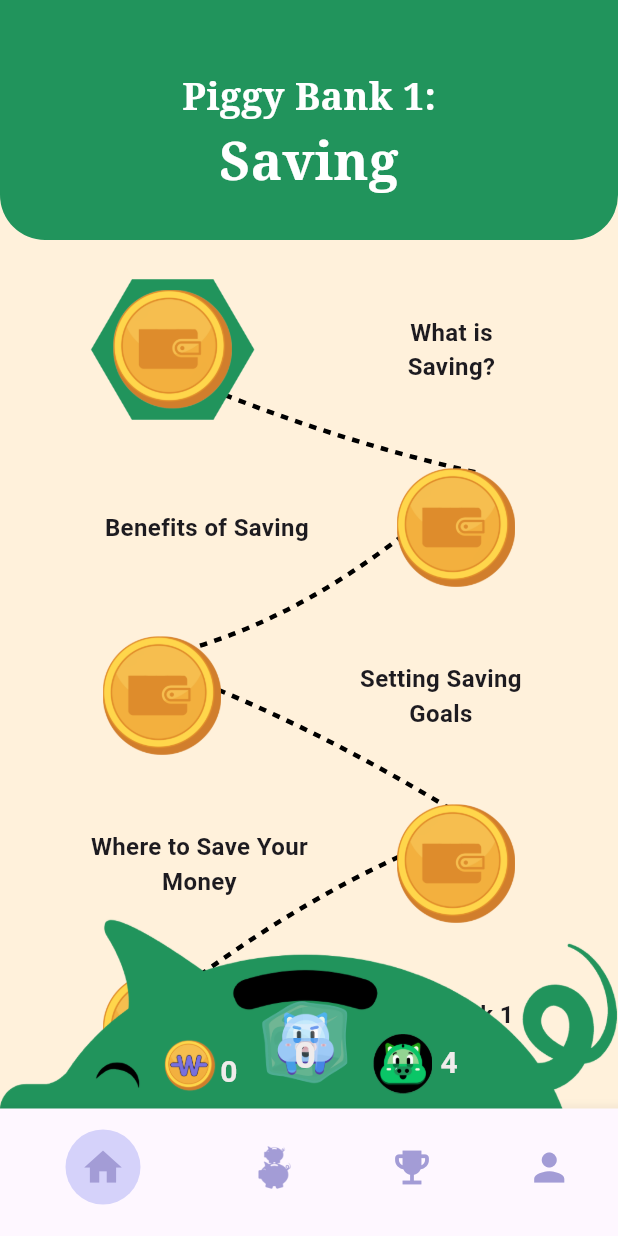
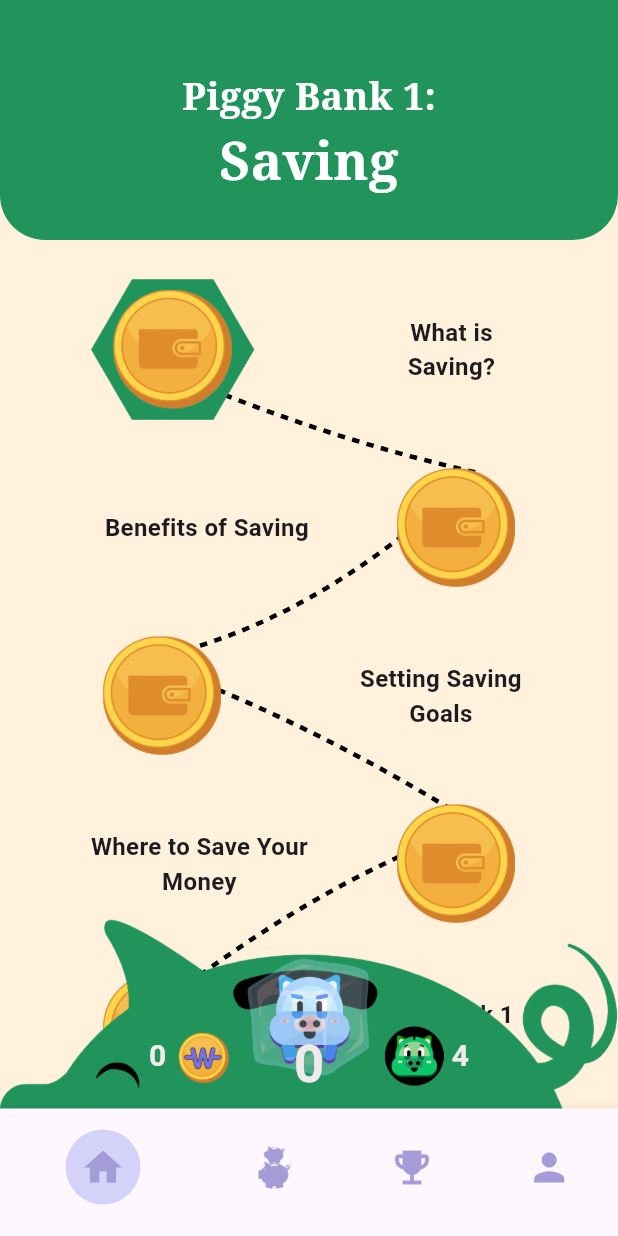
Before and after one commit to Mohamed-Amara/CoinWaFront-KMA-Q125, a Flutter app: the LobbyPage screen opened directly, on a phone screen of 412 x 824 dp. Run offline on Flutter 3.47's test engine with Material 3 defaults, Android fonts, the phone set to English and light mode, and no system bars; our stand-ins replace animated_text_kit, confetti, dotted_border, flutter_secure_storage, jwt_decoder, path_drawing and 4 more; accounts and stored records are empty; network calls fail; project files that could hold a hidden picture were left out.

Commit message:
Update lobby.dart

```diff
--- a/lib/lobby.dart
+++ b/lib/lobby.dart
@@ -69,7 +69,6 @@ List<String> titles = [
       return const Color(0xff21945C);
   }
 }
-
 
 class LobbyPage extends StatefulWidget {
   const LobbyPage({super.key});
@@ -209,100 +208,108 @@ class _LobbyPageState extends State<LobbyPage> {
                       ),
                     ),
                     Padding(
-                      padding: const EdgeInsets.only(bottom: 10.0),
+                      padding: const EdgeInsets.only(
+                          bottom: 15), // Keep overall position
                       child: Row(
                         mainAxisAlignment: MainAxisAlignment.center,
-                        crossAxisAlignment: CrossAxisAlignment.end,
+                        crossAxisAlignment: CrossAxisAlignment
+                            .end, // Ensure all elements align at the bottom
                         children: [
-                          Image.asset(
-                            'assets/wacoin.png', // This is the amount of coins the user has
-                            width: 40,
-                            height: 40,
-                          ),
-                          Consumer<CoinProvider>(
-                            builder:
-                                (BuildContext context, coinProvider, child) {
-                              return Text(
-                                '${coinProvider.coin}', // Uses provider to fetch the database for the amount of coins the user has and displays it
+                          // Coins (Text → Icon)
+                          Row(
+                            children: [
+                              Text(
+                                '${context.watch<CoinProvider>().coin}',
                                 style: const TextStyle(
                                   color: Color(0xFFEFEBEB),
                                   fontSize: 20,
                                   fontWeight: FontWeight.bold,
                                 ),
-                              );
-                            },
                               ),
-                          const SizedBox(width: 10),
-                          Consumer<ProfileProvider>(
-                            builder: (context, profileProvider, child) {
-                              String imageAsset;
+                              const SizedBox(width: 5),
+                              Image.asset(
+                                'assets/wacoin.png',
+                                width: 40,
+                                height: 40,
+                              ),
+                            ],
+                          ),
 
-                              // Default to ice_wawa.png if no streak or any other condition is met
-                              if (profileProvider.streak >= 30) {
-                                imageAsset =
-                                    'assets/very_fire_wawa.png'; // 1 month streak
-                              } else if (profileProvider.streak >= 7) {
-                                imageAsset =
-                                    'assets/fire_wawa.png'; // 1 week streak
-                              } else if (profileProvider.streak >= 5) {
-                                imageAsset =
-                                    'assets/slight_fire_wawa.png'; // 5 day streak
-                              } else if (profileProvider.streak >= 3) {
-                                imageAsset = 'assets/wawa.png'; // 3 day streak
-                              } else if (profileProvider.streak >= 1) {
-                                imageAsset =
-                                    'assets/ice_wawa.png'; // 1 day streak
+                          const SizedBox(
+                              width:
+                                  0), // Reduced spacing to bring everything closer
+
+                          // Streak (Icon Below, Number Above)
+                          Column(
+                            mainAxisSize: MainAxisSize.min,
+                            children: [
+                              // Wrap the image in a Transform widget to move it downward
+                              Transform.translate(
+                                offset: const Offset(0,
+                                    55), // Adjust the Y offset to move the icon down
+                                child: Image.asset(
+                                  () {
+                                    if (context
+                                            .watch<ProfileProvider>()
+                                            .streak >=
+                                        30) {
+                                      return 'assets/very_fire_wawa.png';
+                                    } else if (context
+                                            .watch<ProfileProvider>()
+                                            .streak >=
+                                        7) {
+                                      return 'assets/fire_wawa.png';
+                                    } else if (context
+                                            .watch<ProfileProvider>()
+                                            .streak >=
+                                        5) {
+                                      return 'assets/slight_fire_wawa.png';
+                                    } else if (context
+                                            .watch<ProfileProvider>()
+                                            .streak >=
+                                        3) {
+                                      return 'assets/wawa.png';
+                                    } else if (context
+                                            .watch<ProfileProvider>()
+                                            .streak >=
+                                        1) {
+                                      return 'assets/ice_wawa.png';
                                     } else {
-                                imageAsset =
-                                    'assets/ice_wawa.png'; // Default to ice_wawa for no streak
+                                      return 'assets/ice_wawa.png';
                                     }
-
-                              return Row(
-                                children: [
-                                  Stack(
-                                    alignment: Alignment.center,
-                                    children: [
-                                      Padding(
-                                        padding: const EdgeInsets.only(
-                                            top:
-                                                150.0), // Move image slightly downward
-                                        child: Image.asset(
-                                          imageAsset,
-                                          width: 70,
-                                          height: 70,
-                                          fit: BoxFit.cover,
+                                  }(),
+                                  width: 100,
+                                  height: 100,
                                 ),
                               ),
-                                      Padding(
-                                        padding: const EdgeInsets.only(
-                                            top:
-                                                170.0), // Keep text aligned relative to the image
+                              const SizedBox(
+                                  height:
+                                      2), // Small spacing between icon and text
+                              Transform.translate(
+                                offset: const Offset(0,
+                                    10), // Move the streak number down by 10 pixels
                                 child: Text(
-                                          '${profileProvider.streak}',
+                                  '${context.watch<ProfileProvider>().streak}',
                                   style: const TextStyle(
                                     color: Color(0xFFEFEBEB),
-                                            fontSize: 25,
+                                    fontSize: 35,
                                     fontWeight: FontWeight.bold,
                                   ),
                                 ),
                               ),
                             ],
                           ),
-                                ],
-                              );
-                            },
-                          ),
-                          const SizedBox(width: 10),
-                          Consumer<LivesProvider>(
-                            builder: (context, livesProvider, child) {
-                              return Row(
+
+                          const SizedBox(width: 0), // Reduced spacing
+
+                          // Lives (Icon → Text)
+                          Row(
                             children: [
                               LivesWidget(
-                                    lives: livesProvider.lives,
-                                  ),
+                                  lives: context.watch<LivesProvider>().lives),
                               const SizedBox(width: 5),
                               Text(
-                                    '${livesProvider.lives}', // Show lives count
+                                '${context.watch<LivesProvider>().lives}',
                                 style: const TextStyle(
                                   color: Color(0xFFEFEBEB),
                                   fontSize: 20,
@@ -310,8 +317,6 @@ class _LobbyPageState extends State<LobbyPage> {
                                 ),
                               ),
                             ],
-                              );
-                            },
                           ),
                         ],
                       ),
@@ -500,7 +505,8 @@ Widget _buildEnd(BuildContext context) {
       padding: const EdgeInsets.symmetric(vertical: 40.0),
       child: Consumer<ProgressProvider>(
         builder: (context, progressProvider, child) {
-        bool canAccessEndCoin = progressProvider.level >= 15; // Ensure all levels are completed
+          bool canAccessEndCoin =
+              progressProvider.level >= 15; // Ensure all levels are completed
 
           return Column(
             children: <Widget>[
@@ -553,7 +559,9 @@ Widget _buildEnd(BuildContext context) {
                             ),
                           ),
                           Opacity(
-                          opacity: canAccessEndCoin ? 1.0 : 0.5, // Dim the coin if locked
+                            opacity: canAccessEndCoin
+                                ? 1.0
+                                : 0.5, // Dim the coin if locked
                             child: Image.asset(
                               'assets/confet_coin.png',
                               width: 300,
@@ -651,7 +659,7 @@ Widget _buildEnd(BuildContext context) {
       levelNumber: 14,
     ),
     Coin15(),
-    CoinEnd()
+    const CoinEnd()
   ];
 
   Widget _buildCoinLevel(
@@ -725,18 +733,21 @@ Widget _buildEnd(BuildContext context) {
                                       MaterialPageRoute(
                                         builder: (context) {
                                           if (index >= _pages.length) {
-        print("🚨 ERROR: Trying to access _pages[$index] but length is ${_pages.length}");
+                                            print(
+                                                "🚨 ERROR: Trying to access _pages[$index] but length is ${_pages.length}");
                                             return const Scaffold(
-          body: Center(child: Text("Error: Page Not Found")),
+                                              body: Center(
+                                                  child: Text(
+                                                      "Error: Page Not Found")),
                                             );
                                           } else {
-        print("✅ Navigating to _pages[$index] (Valid range: 0-${_pages.length - 1})");
+                                            print(
+                                                "✅ Navigating to _pages[$index] (Valid range: 0-${_pages.length - 1})");
                                             return _pages[index];
                                           }
                                         },
                                       ),
                                     );
-
                                   } else {
                                     //Handle the case where the coin is not equal to index, e.g., show a dialog
                                     showDialog(
@@ -831,9 +842,7 @@ Widget _buildEnd(BuildContext context) {
                                         },
                                       ),
                                     );
-                                  }
-
-                                  else {
+                                  } else {
                                     //Handle the case where the coin is not equal to index, e.g., show a dialog
                                     showDialog(
                                       context: context,
@@ -912,12 +921,10 @@ class DaVinci extends CustomPainter {
     path.moveTo(size.width * 0.5, 20);
 
     // Curve downward towards the End Coin
-    path.quadraticBezierTo(
-        size.width * 0.5, 80, size.width * 0.55, 130);
+    path.quadraticBezierTo(size.width * 0.5, 80, size.width * 0.55, 130);
 
     // Final smooth transition into the piggy bank
-    path.quadraticBezierTo(
-        size.width * 0.55, 200, size.width * 0.5, 280);
+    path.quadraticBezierTo(size.width * 0.55, 200, size.width * 0.5, 280);
 
     final dashedPath = dashPath(
       path,
@@ -932,8 +939,6 @@ class DaVinci extends CustomPainter {
     return false;
   }
 }
-
-
 
 //If the user tries to access a level that they are not on, it will call this dialog.
 class DismissibleDialog extends StatelessWidget {
@@ -1047,7 +1052,9 @@ class _AnimatedGradientBackgroundState extends State<AnimatedGradientBackground>
                 ),
               ),
               Text(
-                widget.currentUnit == 3 ? "This Isn't the End!" : titles[widget.currentUnit],
+                widget.currentUnit == 3
+                    ? "This Isn't the End!"
+                    : titles[widget.currentUnit],
                 style: const TextStyle(
                   fontFamily: "Serif",
                   fontSize: 35,
@@ -1061,5 +1068,4 @@ class _AnimatedGradientBackgroundState extends State<AnimatedGradientBackground>
       },
     );
   }
-
 }
```
Lines whose indentation alone changed are shown as unchanged.
